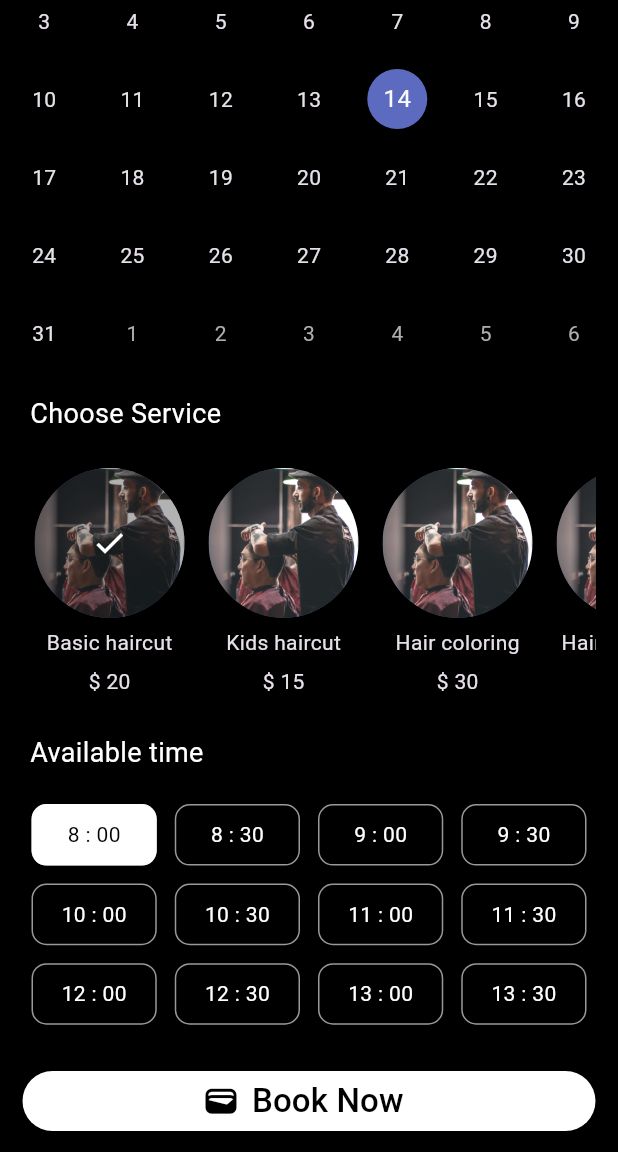
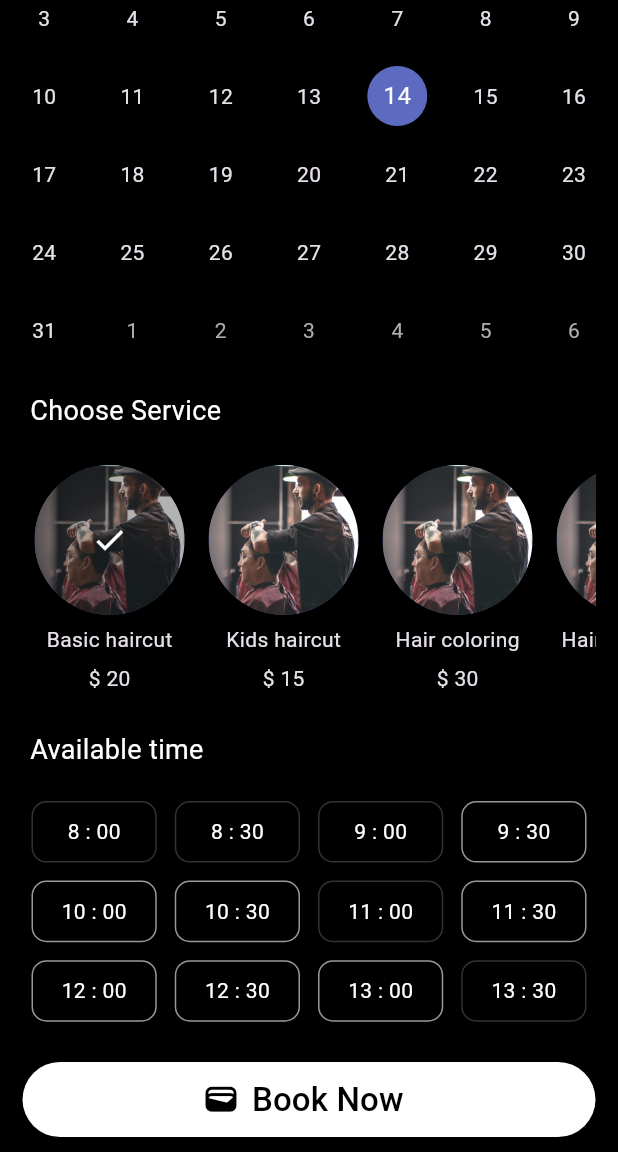
Before and after one commit to Dheeraj-2003/booking_app, a Flutter app: the BookingScreenAlt screen opened directly with sample values from the repository, scrolled down 382 dp, on a phone screen of 412 x 824 dp, the part 84-1236 px from its top. Run offline on Flutter 3.47's test engine with Material 3 defaults, Android fonts, the phone set to English and light mode, and no system bars; drawn by our look-alikes of table_calendar.

Commit message:
slight changes

```diff
--- a/lib/screens/alt_booking_screen.dart
+++ b/lib/screens/alt_booking_screen.dart
@@ -1,5 +1,6 @@
 import 'package:booking_app/data/salon.dart';
 import 'package:booking_app/data/services.dart';
+import 'package:booking_app/screens/confirmation_screen.dart';
 import 'package:booking_app/widget/book_button.dart';
 import 'package:booking_app/widget/calendar.dart';
 import 'package:booking_app/widget/header_stack.dart';
@@ -17,45 +18,38 @@ class BookingScreenAlt extends StatefulWidget {
 }
 
 class _BookingScreenAltState extends State<BookingScreenAlt> {
-  List<Widget> widgets = [
-    const Padding(
-      padding: EdgeInsets.only(top: 15, left: 20),
-      child: Text(
-        "Choose Date",
-        style: TextStyle(color: Colors.white, fontSize: 18),
-      ),
-    ),
-    const CalendarView(),
-    const Padding(
-      padding: EdgeInsets.only(top: 15, left: 20, bottom: 15),
-      child: Text(
-        "Choose Service",
-        style: TextStyle(color: Colors.white, fontSize: 18),
-      ),
-    ),
-    Padding(
-      padding: const EdgeInsets.only(left: 15, right: 15),
-      child: SizedBox(
-        height: 170,
-        child: ServiceTile(services: services),
-      ),
-    ),
-    const Padding(
-      padding: EdgeInsets.only(top: 15, left: 20, bottom: 15),
-      child: Text(
-        "Available time",
-        style: TextStyle(color: Colors.white, fontSize: 18),
-      ),
-    ),
-    const Padding(
-      padding: EdgeInsets.only(left: 15, right: 15),
-      child: SizedBox(
-        height: 170,
-        child: TimeSlot(),
-      ),
-    ),
-    const BookButton(),
-  ];
+  Service _selectedService = services[0];
+  int? _selectedTime;
+  DateTime _selectedDate = DateTime.now();
+
+  void _onBook() {
+    if (_selectedTime == null) {
+      ScaffoldMessenger.of(context).clearSnackBars();
+      ScaffoldMessenger.of(context)
+          .showSnackBar(const SnackBar(content: Text("Please select a time")));
+      return;
+    }
+    ScaffoldMessenger.of(context)
+        .showSnackBar(const SnackBar(content: Text("Slot Booked. Thank you!")));
+    Navigator.of(context).pushReplacement(MaterialPageRoute(
+        builder: ((context) => ConfirmationScreen(
+            salon: widget.salon,
+            service: _selectedService,
+            date: _selectedDate,
+            time: _selectedTime!))));
+  }
+
+  void _onDateSelect(DateTime day) {
+    _selectedDate = day;
+  }
+
+  void _onTimeSelect(int time) {
+    _selectedTime = time;
+  }
+
+  void _onServiceSelect(Service service) {
+    _selectedService = service;
+  }
 
   @override
   Widget build(BuildContext context) {
@@ -87,10 +81,60 @@ class _BookingScreenAltState extends State<BookingScreenAlt> {
               background: HeaderStack(salon: widget.salon),
             ),
           ),
-          SliverList(
-              delegate: SliverChildBuilderDelegate(
-                  childCount: widgets.length,
-                  (context, index) => widgets[index])),
+          SliverToBoxAdapter(
+            child: Column(
+              crossAxisAlignment: CrossAxisAlignment.start,
+              children: [
+                const Padding(
+                  padding: EdgeInsets.only(top: 15, left: 20),
+                  child: Text(
+                    "Choose Date",
+                    style: TextStyle(color: Colors.white, fontSize: 18),
+                  ),
+                ),
+                CalendarView(
+                  onSelect: _onDateSelect,
+                ),
+                const Padding(
+                  padding: EdgeInsets.only(top: 15, left: 20, bottom: 15),
+                  child: Text(
+                    "Choose Service",
+                    style: TextStyle(color: Colors.white, fontSize: 18),
+                  ),
+                ),
+                Padding(
+                  padding: const EdgeInsets.only(left: 15, right: 15),
+                  child: SizedBox(
+                    height: 170,
+                    child: ServiceTile(
+                      services: widget.salon.services,
+                      onSelect: _onServiceSelect,
+                    ),
+                  ),
+                ),
+                const Padding(
+                  padding: EdgeInsets.only(top: 15, left: 20, bottom: 15),
+                  child: Text(
+                    "Available time",
+                    style: TextStyle(color: Colors.white, fontSize: 18),
+                  ),
+                ),
+                Padding(
+                  padding: const EdgeInsets.only(left: 15, right: 15),
+                  child: SizedBox(
+                    height: 170,
+                    child: TimeSlot(
+                      availableTimes: widget.salon.availableTimes,
+                      onSelect: _onTimeSelect,
+                    ),
+                  ),
+                ),
+                BookButton(
+                  onBook: _onBook,
+                ),
+              ],
+            ),
+          ),
         ],
       ),
     );
--- a/lib/widget/book_button.dart
+++ b/lib/widget/book_button.dart
@@ -1,7 +1,9 @@
 import 'package:flutter/material.dart';
 
 class BookButton extends StatelessWidget {
-  const BookButton({super.key});
+  const BookButton({required this.onBook, super.key});
+
+  final void Function() onBook;
 
   @override
   Widget build(BuildContext context) {
@@ -9,13 +11,11 @@ class BookButton extends StatelessWidget {
       padding: const EdgeInsets.symmetric(horizontal: 15, vertical: 10),
       child: ElevatedButton.icon(
           style: const ButtonStyle(
-            backgroundColor: MaterialStatePropertyAll(Colors.white),
-            foregroundColor: MaterialStatePropertyAll(Colors.black),
-          ),
+              backgroundColor: MaterialStatePropertyAll(Colors.white),
+              foregroundColor: MaterialStatePropertyAll(Colors.black),
+              minimumSize: MaterialStatePropertyAll(Size(double.infinity, 50))),
           onPressed: () {
-            Navigator.of(context).pop();
-            ScaffoldMessenger.of(context).showSnackBar(
-                const SnackBar(content: Text("Slot Booked. Thank you!")));
+            onBook();
           },
           icon: const Icon(
             Icons.wallet,
--- a/lib/widget/calendar.dart
+++ b/lib/widget/calendar.dart
@@ -2,7 +2,9 @@ import 'package:flutter/material.dart';
 import 'package:table_calendar/table_calendar.dart';
 
 class CalendarView extends StatefulWidget {
-  const CalendarView({super.key});
+  const CalendarView({required this.onSelect, super.key});
+
+  final void Function(DateTime day) onSelect;
 
   @override
   State<CalendarView> createState() => _CalendarViewState();
@@ -16,6 +18,7 @@ class _CalendarViewState extends State<CalendarView> {
       weekendDays: const [],
       onDaySelected: (selectedDay, focusedDay) {
         setState(() {
+          widget.onSelect(_selectedDay);
           _selectedDay = selectedDay;
         });
       },
--- a/lib/widget/service_tile.dart
+++ b/lib/widget/service_tile.dart
@@ -2,9 +2,12 @@ import 'package:booking_app/data/services.dart';
 import 'package:flutter/material.dart';
 
 class ServiceTile extends StatefulWidget {
-  const ServiceTile({required this.services, super.key});
+  const ServiceTile(
+      {required this.services, required this.onSelect, super.key});
 
   final List<Service> services;
+
+  final void Function(Service service) onSelect;
 
   @override
   State<ServiceTile> createState() => _ServiceTileState();
@@ -26,6 +29,7 @@ class _ServiceTileState extends State<ServiceTile> {
                 InkWell(
                   onTap: () {
                     setState(() {
+                      widget.onSelect(widget.services[idx]);
                       _selectedService = idx;
                     });
                   },
--- a/lib/widget/time_slot.dart
+++ b/lib/widget/time_slot.dart
@@ -1,14 +1,19 @@
 import 'package:flutter/material.dart';
 
 class TimeSlot extends StatefulWidget {
-  const TimeSlot({super.key});
+  const TimeSlot(
+      {required this.availableTimes, required this.onSelect, super.key});
+
+  final List<bool> availableTimes;
+
+  final void Function(int time) onSelect;
 
   @override
   State<TimeSlot> createState() => _TimeSlotState();
 }
 
 class _TimeSlotState extends State<TimeSlot> {
-  int _selectedIndex = 0;
+  int _selectedIndex = -1;
 
   @override
   Widget build(BuildContext context) {
@@ -21,16 +26,22 @@ class _TimeSlotState extends State<TimeSlot> {
         padding: const EdgeInsets.all(6),
         child: InkWell(
           onTap: () {
-            setState(() {
-              _selectedIndex = i;
-            });
+            if (widget.availableTimes[i] == true) {
+              setState(() {
+                widget.onSelect(i);
+                _selectedIndex = i;
+              });
+            }
           },
           child: Container(
             decoration: BoxDecoration(
                 color: i == _selectedIndex ? Colors.white : Colors.black,
                 borderRadius: BorderRadius.circular(10),
-                border:
-                    Border.all(width: 1, color: Colors.white.withOpacity(0.6))),
+                border: Border.all(
+                    width: 1,
+                    color: widget.availableTimes[i] == true
+                        ? Colors.white.withOpacity(0.6)
+                        : Colors.white.withOpacity(0.2))),
             child: Align(
               alignment: Alignment.center,
               child: Text(
--- a/pubspec.yaml
+++ b/pubspec.yaml
@@ -36,6 +36,8 @@ dependencies:
   # Use with the CupertinoIcons class for iOS style icons.
   cupertino_icons: ^1.0.2
   table_calendar: ^3.1.0
+  date_format: ^2.0.7
+  intl: ^0.19.0
 
 dev_dependencies:
   flutter_test:
```
Also changed, not shown: lib/data/salon.dart (+77 -6 lines), lib/screens/booking_screen.dart (+5 -2 lines), lib/screens/confirmation_screen.dart (added, +89 -0 lines), lib/widget/time_card.dart (deleted), pubspec.lock.
